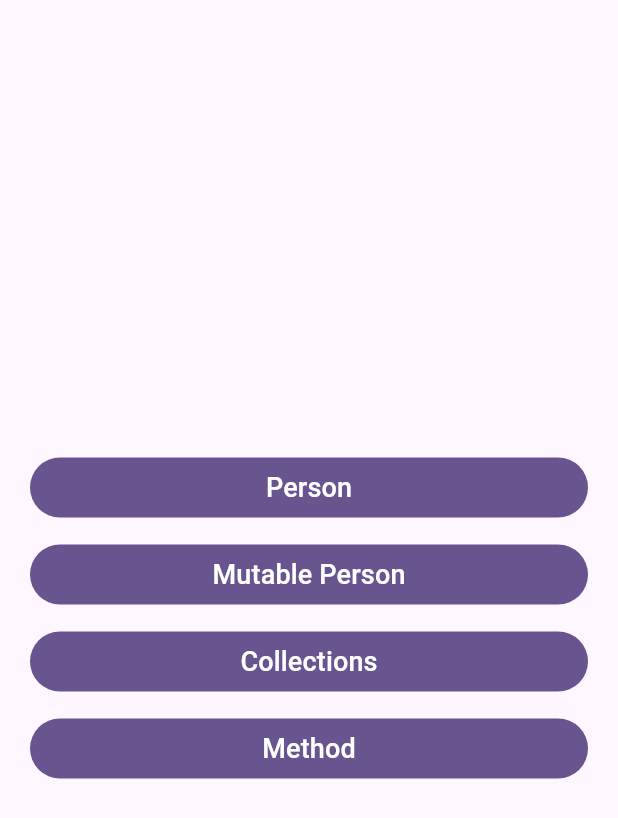
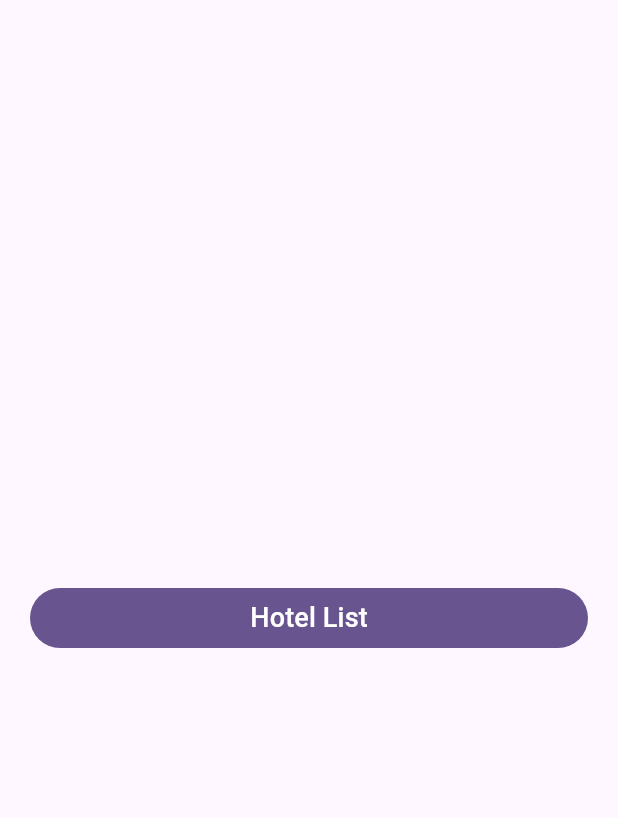
Before and after one commit to skillkrio/freezed_essentials, a Flutter app: the screen it shows after launch, on a phone screen of 412 x 824 dp. Shown: the top 818 px of the screen. Run offline on Flutter 3.47's test engine with Material 3 defaults, Android fonts, the phone set to English and light mode, and no system bars; our stand-ins replace freezed_annotation.

Commit message:
feat:freezed with json serializable

```diff
--- a/analysis_options.yaml
+++ b/analysis_options.yaml
@@ -28,5 +28,7 @@ linter:
 # Additional information about this file can be found at
 # https://dart.dev/guides/language/analysis-options
 analyzer:
+  errors:
+    invalid_annotation_target: ignore
   plugins:
     - custom_lint
--- a/lib/main.dart
+++ b/lib/main.dart
@@ -1,9 +1,5 @@
 import 'package:flutter/material.dart';
-
-import 'pages/collections_page.dart';
-import 'pages/method_page.dart';
-import 'pages/mutable_person_page.dart';
-import 'pages/person_page.dart';
+import 'package:riverpod_essentials/pages/hotel_list_page.dart';
 import 'widgets/custom_button.dart';
 
 void main() {
@@ -16,7 +12,7 @@ class MyApp extends StatelessWidget {
   @override
   Widget build(BuildContext context) {
     return MaterialApp(
-      title: 'Freezed Data Class',
+      title: 'Freezed with json serializable',
       debugShowCheckedModeBanner: false,
       theme: ThemeData(
         colorScheme: ColorScheme.fromSeed(seedColor: Colors.deepPurple),
@@ -39,20 +35,8 @@ class MyHomePage extends StatelessWidget {
           shrinkWrap: true,
           children: const [
             CustomButton(
-              title: 'Person',
-              child: PersonPage(),
-            ),
-            CustomButton(
-              title: 'Mutable Person',
-              child: MutablePersonPage(),
-            ),
-            CustomButton(
-              title: 'Collections',
-              child: CollectionsPage(),
-            ),
-            CustomButton(
-              title: 'Method',
-              child: MethodPage(),
+              title: 'Hotel List',
+              child: HotelListPage(),
             ),
           ],
         ),
--- /dev/null
+++ b/lib/models/hotel.dart
@@ -0,0 +1,32 @@
+import 'package:freezed_annotation/freezed_annotation.dart';
+import 'package:flutter/foundation.dart';
+
+part 'hotel.freezed.dart';
+part 'hotel.g.dart';
+
+//fromJson method access the json key by the argument name. If argument and key mismatch that would be null.
+//We can name our fields to our wish but make sure to add the @JsonKey and the actual keyname inside it.
+// @JsonSerializable(explicitToJson: true) this will call toJson of nested object when serializing.
+@freezed
+class Hotel with _$Hotel {
+  @JsonSerializable(explicitToJson: true)
+  const factory Hotel({
+    required String name,
+    required int classification,
+    required String city,
+    @JsonKey(name: 'parking_lot_capacity') int? parkingLotCapacity,
+    @Default([]) List<Review> reviews,
+  }) = _Hotel;
+
+  factory Hotel.fromJson(Map<String, dynamic> json) => _$HotelFromJson(json);
+}
+
+@freezed
+class Review with _$Review {
+  const factory Review({
+    required double score,
+    String? review,
+  }) = _Review;
+
+  factory Review.fromJson(Map<String, dynamic> json) => _$ReviewFromJson(json);
+}
--- a/lib/models/method.dart
+++ /dev/null
@@ -1,18 +0,0 @@
-import 'package:freezed_annotation/freezed_annotation.dart';
-import 'package:flutter/foundation.dart';
-
-part 'method.freezed.dart';
-
-@freezed
-class Method with _$Method {
-  const Method._();
-
-  const factory Method(
-    String methodName, {
-    double? version,
-  }) = _Method;
-
-  void printMethod() {
-    print('$methodName: ${version ?? 0.0}');
-  }
-}
--- a/lib/models/person.dart
+++ /dev/null
@@ -1,13 +0,0 @@
-import 'package:freezed_annotation/freezed_annotation.dart';
-import 'package:flutter/foundation.dart';
-
-part 'person.freezed.dart';
-
-@freezed
-class Person with _$Person {
-  const factory Person({
-    required int id,
-    required String name,
-    required String email,
-  }) = _Person;
-}
--- a/lib/pages/method_page.dart
+++ /dev/null
@@ -1,20 +0,0 @@
-import 'package:flutter/material.dart';
-import 'package:riverpod_essentials/models/method.dart';
-
-class MethodPage extends StatelessWidget {
-  const MethodPage({super.key});
-
-  @override
-  Widget build(BuildContext context) {
-    const method1 = Method('method1');
-    method1.printMethod();
-    const method2 = Method('method2', version: 1.5);
-    method2.printMethod();
-
-    return Scaffold(
-      appBar: AppBar(
-        title: const Text('Method'),
-      ),
-    );
-  }
-}
--- a/pubspec.yaml
+++ b/pubspec.yaml
@@ -39,6 +39,7 @@ dependencies:
   riverpod_annotation: ^2.3.5
   freezed: ^2.5.7
   freezed_annotation: ^2.4.4
+  json_annotation: ^4.9.0
 
 dev_dependencies:
   flutter_test:
@@ -54,6 +55,7 @@ dev_dependencies:
   build_runner: ^2.4.11
   custom_lint: ^0.6.4
   riverpod_lint: ^2.3.10
+  json_serializable: ^6.8.0
 
 
 # For information on the generic Dart part of this file, see the
```
Also changed, not shown: lib/models/collections.dart (deleted, +0 -18 lines), lib/models/mutable_person.dart (deleted, +0 -13 lines), lib/pages/collections_page.dart (deleted, +0 -22 lines), lib/pages/hotel_list_page.dart (added, +122 -0 lines), lib/pages/mutable_person_page.dart (deleted, +0 -26 lines), lib/pages/person_page.dart (deleted, +0 -24 lines), lib/repositories/hotel_repository.dart (added, +71 -0 lines), lib/models/collections.freezed.dart (deleted), lib/models/hotel.freezed.dart (added), lib/models/hotel.g.dart (added), lib/models/method.freezed.dart (deleted), lib/models/mutable_person.freezed.dart (deleted), lib/models/person.freezed.dart (deleted), pubspec.lock.
